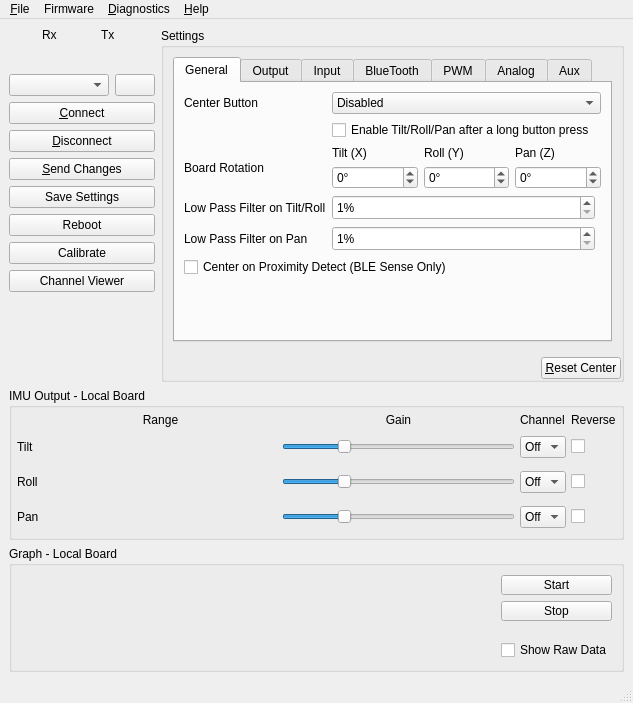
First picture: the form in gui/src/mainwindow.ui, repository dlktdr/HeadTracker, before the edit.
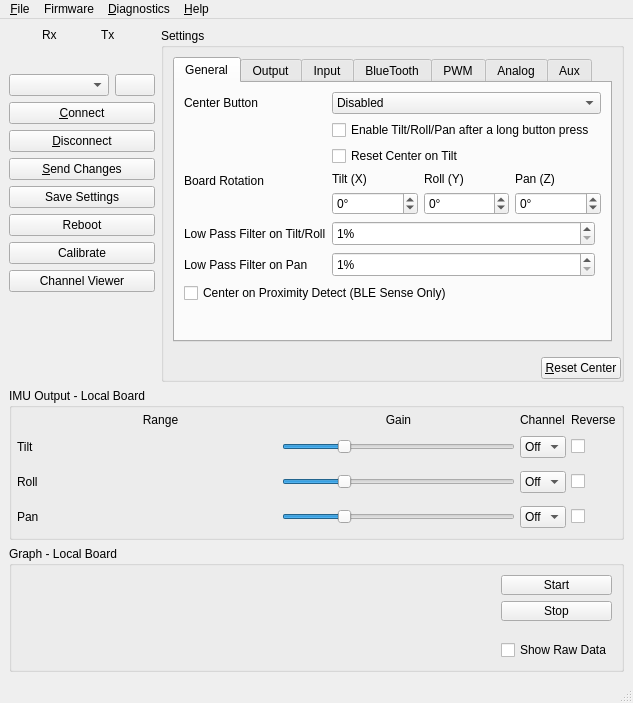
Second picture: the form after the edit. The open tabs and pages were chosen to show the change. Icons and pictures are not drawn. Custom widgets are drawn as their Qt base class.

Commit message: Add Reset on Head Tilt Option

The edit to the form file:
```diff
--- a/gui/src/mainwindow.ui
+++ b/gui/src/mainwindow.ui
@@ -608,28 +608,14 @@
                  </item>
                  <item row="2" column="1" colspan="2">
                   <layout class="QGridLayout" name="gridLayout_7">
-                   <item row="0" column="0">
+                   <item row="1" column="0">
                     <widget class="QLabel" name="label_45">
                      <property name="text">
                       <string>Tilt (X)</string>
                      </property>
                     </widget>
                    </item>
-                   <item row="0" column="1">
-                    <widget class="QLabel" name="label_46">
-                     <property name="text">
-                      <string>Roll (Y)</string>
-                     </property>
-                    </widget>
-                   </item>
-                   <item row="0" column="2">
-                    <widget class="QLabel" name="label_47">
-                     <property name="text">
-                      <string>Pan (Z)</string>
-                     </property>
-                    </widget>
-                   </item>
-                   <item row="1" column="0">
+                   <item row="2" column="0">
                     <widget class="QSpinBox" name="spnRotX">
                      <property name="suffix">
                       <string>°</string>
@@ -643,6 +629,13 @@
                     </widget>
                    </item>
                    <item row="1" column="1">
+                    <widget class="QLabel" name="label_46">
+                     <property name="text">
+                      <string>Roll (Y)</string>
+                     </property>
+                    </widget>
+                   </item>
+                   <item row="2" column="1">
                     <widget class="QSpinBox" name="spnRotY">
                      <property name="suffix">
                       <string>°</string>
@@ -655,7 +648,7 @@
                      </property>
                     </widget>
                    </item>
-                   <item row="1" column="2">
+                   <item row="2" column="2">
                     <widget class="QSpinBox" name="spnRotZ">
                      <property name="suffix">
                       <string>°</string>
@@ -668,6 +661,20 @@
                      </property>
                     </widget>
                    </item>
+                   <item row="1" column="2">
+                    <widget class="QLabel" name="label_47">
+                     <property name="text">
+                      <string>Pan (Z)</string>
+                     </property>
+                    </widget>
+                   </item>
+                   <item row="0" column="0" colspan="3">
+                    <widget class="QCheckBox" name="chkRstOnTlt">
+                     <property name="text">
+                      <string>Reset Center on Tilt</string>
+                     </property>
+                    </widget>
+                   </item>
                   </layout>
                  </item>
                  <item row="5" column="0" colspan="2">
```
Left out of the diff: 2 changed lines with no effect on the pictures. The commit also changes 6 other files.
